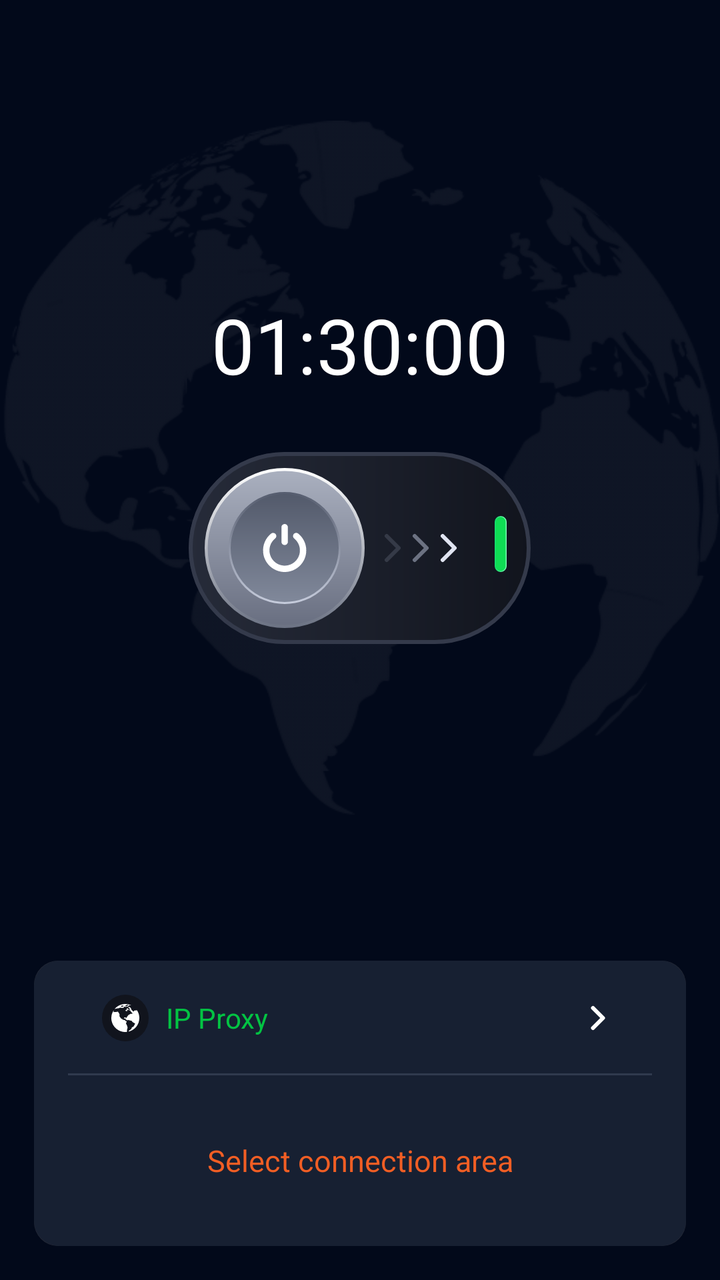
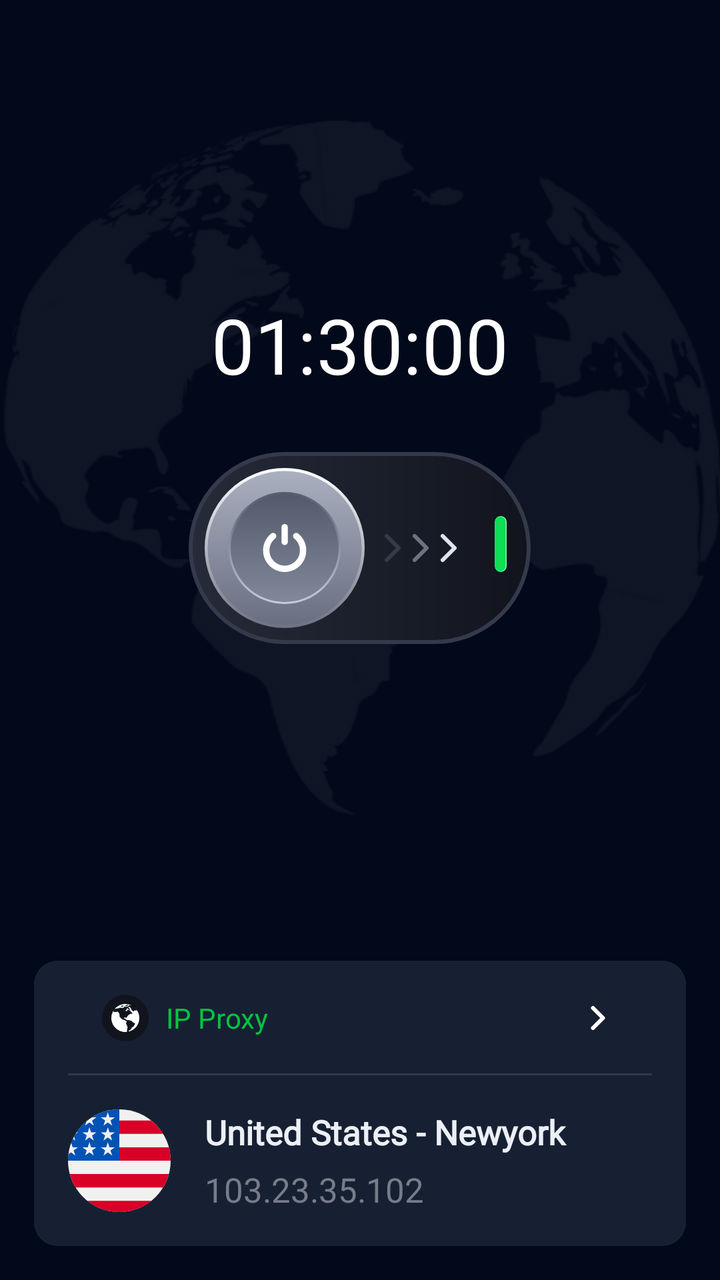

The first picture is an Android layout as it rendered before a commit; the second is the same layout after the commit. The layout source and the unified diff follow.
<!-- AndroidManifest.xml: application theme Theme.SuperVPN -->
<!-- res/layout/fragment_home.xml -->
<?xml version="1.0" encoding="utf-8"?>
<androidx.constraintlayout.widget.ConstraintLayout xmlns:android="http://schemas.android.com/apk/res/android"
    xmlns:app="http://schemas.android.com/apk/res-auto"
    xmlns:tools="http://schemas.android.com/tools"
    android:layout_width="match_parent"
    android:layout_height="match_parent"
    android:background="@color/backgroundColor2"
    android:orientation="vertical"
    tools:context=".home.HomeFragment">

    <androidx.appcompat.widget.LinearLayoutCompat
        android:layout_width="match_parent"
        android:layout_height="0dp"
        android:background="@drawable/bg_earth"
        android:gravity="center"
        android:orientation="vertical"
        app:layout_constraintBottom_toTopOf="@id/pnProxy"
        app:layout_constraintDimensionRatio="H,1:1"
        app:layout_constraintTop_toTopOf="parent">

        <androidx.appcompat.widget.AppCompatTextView
            android:id="@+id/tv_time"
            android:layout_width="wrap_content"
            android:layout_height="wrap_content"
            android:layout_marginBottom="@dimen/margin_24"
            android:fontFamily="@font/inter"
            android:text="01:30:00"
            android:textColor="@color/white"
            android:textSize="@dimen/size36" />

        <LinearLayout
            android:layout_width="wrap_content"
            android:layout_height="wrap_content"
            android:layout_marginTop="@dimen/size24"
            android:gravity="center"
            android:visibility="gone">

            <ProgressBar
                android:id="@+id/progressLoadAds"
                android:layout_width="@dimen/size16"
                android:layout_height="@dimen/size16"
                android:layout_marginRight="@dimen/size3"
                android:indeterminateTint="@color/green_1"
                android:secondaryProgressTint="@color/green_1" />

            <androidx.appcompat.widget.AppCompatTextView
                android:id="@+id/tvStatus"
                android:layout_width="wrap_content"
                android:layout_height="wrap_content"
                android:text="Disconnected"
                android:textColor="#C4C9D9"
                android:textSize="@dimen/size14" />
        </LinearLayout>

        <androidx.appcompat.widget.AppCompatImageView
            android:id="@+id/iv_connect"
            android:layout_width="wrap_content"
            android:layout_height="wrap_content"
            android:src="@drawable/ic_status_connection"
            app:layout_constraintBottom_toBottomOf="parent"
            app:layout_constraintEnd_toEndOf="parent"
            app:layout_constraintStart_toStartOf="parent"
            app:layout_constraintTop_toTopOf="parent" />

    </androidx.appcompat.widget.LinearLayoutCompat>

    <androidx.appcompat.widget.LinearLayoutCompat
        android:id="@+id/pnProxy"
        android:layout_width="match_parent"
        android:layout_height="wrap_content"
        android:layout_marginHorizontal="@dimen/size16"
        android:layout_marginBottom="@dimen/size16"
        android:background="@drawable/bg_setting_items"
        android:orientation="vertical"
        app:layout_constraintBottom_toBottomOf="parent">

        <androidx.appcompat.widget.LinearLayoutCompat
            android:id="@+id/subActionBar"
            android:layout_width="match_parent"
            android:layout_height="wrap_content"
            android:background="@drawable/bg_setting_pro"
            android:gravity="center"
            android:orientation="horizontal"
            android:padding="@dimen/size16">

            <androidx.appcompat.widget.AppCompatImageView
                android:layout_width="@dimen/size22"
                android:layout_height="@dimen/size22"
                android:layout_marginLeft="@dimen/size16"
                android:src="@drawable/ic_earth" />

            <androidx.appcompat.widget.AppCompatTextView
                android:layout_width="0dp"
                android:layout_height="wrap_content"
                android:layout_marginLeft="@dimen/size8"
                android:layout_weight="1"
                android:text="@string/ip_proxy"
                android:textColor="@color/green_1" />

            <androidx.appcompat.widget.AppCompatImageView
                android:id="@+id/ivSelectProxy"
                android:layout_width="wrap_content"
                android:layout_height="wrap_content"
                android:layout_marginLeft="@dimen/size16"
                android:layout_marginRight="@dimen/size16"
                android:src="@drawable/ic_next_arrow" />

        </androidx.appcompat.widget.LinearLayoutCompat>

        <androidx.appcompat.widget.LinearLayoutCompat
            android:id="@+id/subActionBar2"
            android:layout_width="match_parent"
            android:layout_height="wrap_content"
            android:background="@drawable/bg_setting_pro2"
            android:orientation="horizontal"
            android:padding="@dimen/size16">

            <androidx.appcompat.widget.LinearLayoutCompat
                android:layout_width="match_parent"
                android:layout_height="match_parent"
                android:visibility="gone">

                <androidx.appcompat.widget.AppCompatImageView
                    android:layout_width="@dimen/size48"
                    android:layout_height="@dimen/size48"
                    android:src="@drawable/flag_us" />

                <androidx.appcompat.widget.LinearLayoutCompat
                    android:layout_width="match_parent"
                    android:layout_height="match_parent"
                    android:orientation="vertical"
                    android:layout_marginLeft="@dimen/size16">
                    <androidx.appcompat.widget.AppCompatTextView
                        android:id="@+id/tvProxyLocation"
                        android:layout_width="match_parent"
                        android:layout_height="0dp"
                        android:layout_weight="1"
                        android:textColor="@color/language_item_text_color"
                        android:text="United States - Newyork"
                        android:textSize="@dimen/size16"
                        android:textFontWeight="600"
                        android:fontFamily="@font/inter"
                        />
                    <androidx.appcompat.widget.AppCompatTextView
                        android:id="@+id/tvProxyIp"
                        android:layout_width="match_parent"
                        android:layout_height="0dp"
                        android:layout_weight="1"
                        android:gravity="bottom"
                        android:text="103.23.35.102"
                        android:textSize="@dimen/size16"
                        android:textColor="@color/gray_2"
                        android:fontFamily="@font/inter"
                        />

                </androidx.appcompat.widget.LinearLayoutCompat>
            </androidx.appcompat.widget.LinearLayoutCompat>


            <androidx.appcompat.widget.AppCompatTextView
                android:id="@+id/tvSelectProxy"
                android:layout_width="match_parent"
                android:layout_height="@dimen/size48"
                android:gravity="center"
                android:text="@string/select_connection_area"
                android:textColor="@color/topBarColor"
                android:textSize="@dimen/size14"
                android:visibility="visible" />
        </androidx.appcompat.widget.LinearLayoutCompat>
    </androidx.appcompat.widget.LinearLayoutCompat>
</androidx.constraintlayout.widget.ConstraintLayout>
<!-- resources referenced by this layout -->
<resources>
  <color name="backgroundColor2">#02091A</color>
  <color name="gray_2">#767C8A</color>
  <color name="green_1">#03C343</color>
  <color name="language_item_text_color">#ECEFF5</color>
  <color name="topBarColor">#F15E24</color>
  <color name="white">#FFFFFFFF</color>
  <dimen name="margin_24">24dp</dimen>
  <dimen name="size14">14.9333dp</dimen>
  <dimen name="size16">17.0667dp</dimen>
  <dimen name="size22">23.4667dp</dimen>
  <dimen name="size24">25.6dp</dimen>
  <dimen name="size3">3.2dp</dimen>
  <dimen name="size36">38.4dp</dimen>
  <dimen name="size48">51.2dp</dimen>
  <dimen name="size8">8.5333dp</dimen>
  <!-- drawable bg_setting_items (drawable) -->
  <?xml version="1.0" encoding="utf-8"?>
  <shape xmlns:android="http://schemas.android.com/apk/res/android" android:shape="rectangle">
      <corners android:radius="@dimen/margin_big"/>
      <solid android:color="#232836"/>
  </shape>
  <!-- drawable bg_setting_pro (drawable) -->
  <?xml version="1.0" encoding="utf-8"?>
  <layer-list xmlns:android="http://schemas.android.com/apk/res/android">
      <item>
          <shape xmlns:android="http://schemas.android.com/apk/res/android"
              android:shape="rectangle">
              <solid android:color="@color/itemBackground" />
              <corners
                  android:topLeftRadius="@dimen/size12"
                  android:topRightRadius="@dimen/size12" />
          </shape>
      </item>
      <item
          android:left="@dimen/size16"
          android:right="@dimen/size16">
          <shape xmlns:android="http://schemas.android.com/apk/res/android"
              android:shape="rectangle">
              <solid android:color="#303A4E" />
          </shape>
      </item>
      <item
          android:bottom="@dimen/size1"
          android:left="@dimen/size16"
          android:right="@dimen/size16">
          <shape xmlns:android="http://schemas.android.com/apk/res/android"
              android:shape="rectangle">
              <solid android:color="@color/itemBackground" />
          </shape>
      </item>
  </layer-list>
  <!-- drawable bg_setting_pro2 (drawable) -->
  <?xml version="1.0" encoding="utf-8"?>
  <layer-list xmlns:android="http://schemas.android.com/apk/res/android">
      <item>
          <shape xmlns:android="http://schemas.android.com/apk/res/android"
              android:shape="rectangle">
              <solid android:color="@color/itemBackground" />
              <corners
                  android:bottomLeftRadius="@dimen/size12"
                  android:bottomRightRadius="@dimen/size12" />
          </shape>
      </item>
  </layer-list>
  <!-- drawable ic_next_arrow (drawable) -->
  <vector xmlns:android="http://schemas.android.com/apk/res/android"
      android:width="20dp"
      android:height="20dp"
      android:viewportWidth="20"
      android:viewportHeight="20">
    <path
        android:pathData="M7.5,15L12.5,10L7.5,5"
        android:strokeLineJoin="round"
        android:strokeWidth="2"
        android:fillColor="#00000000"
        android:strokeColor="#ffffff"
        android:strokeLineCap="round"/>
  </vector>
  <!-- drawable ic_status_connection (drawable) -->
  <?xml version="1.0" encoding="utf-8"?>
  <selector xmlns:android="http://schemas.android.com/apk/res/android">
    <item android:state_selected="true" android:drawable="@drawable/ic_connect"/>
    <item android:state_selected="false" android:drawable="@drawable/ic_disconnect"/>
  </selector>
  <string name="ip_proxy">IP Proxy</string>
  <string name="select_connection_area">Select connection area</string>
  <style name="Theme.SuperVPN" parent="android:Theme.Material.Light.NoActionBar">
          <item name="android:windowFullscreen">true</item>
      </style>
  <dimen name="margin_big">12dp</dimen>
  <color name="itemBackground">#172032</color>
  <dimen name="size12">12.8dp</dimen>
  <dimen name="size1">1.0667dp</dimen>
  <!-- unchanged entries left out for length: 5 -->
</resources>

<!-- the commit's change to res/layout/fragment_home.xml (unified diff, before → after) -->
@@ -116,11 +116,13 @@
             android:padding="@dimen/size16">
 
             <androidx.appcompat.widget.LinearLayoutCompat
+                android:id="@+id/pnProxyInfo"
                 android:layout_width="match_parent"
                 android:layout_height="match_parent"
-                android:visibility="gone">
+                android:visibility="visible">
 
                 <androidx.appcompat.widget.AppCompatImageView
+                    android:id="@+id/ivFlag"
                     android:layout_width="@dimen/size48"
                     android:layout_height="@dimen/size48"
                     android:src="@drawable/flag_us" />
@@ -165,7 +167,7 @@
                 android:text="@string/select_connection_area"
                 android:textColor="@color/topBarColor"
                 android:textSize="@dimen/size14"
-                android:visibility="visible" />
+                android:visibility="gone" />
         </androidx.appcompat.widget.LinearLayoutCompat>
     </androidx.appcompat.widget.LinearLayoutCompat>
 </androidx.constraintlayout.widget.ConstraintLayout>
